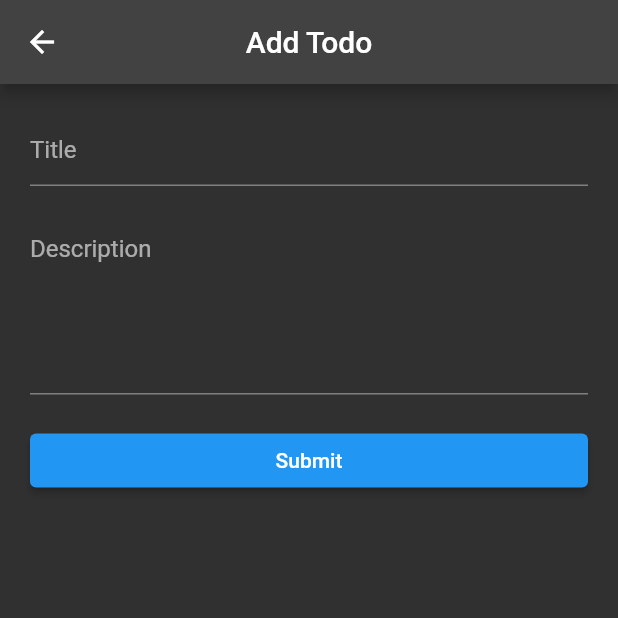
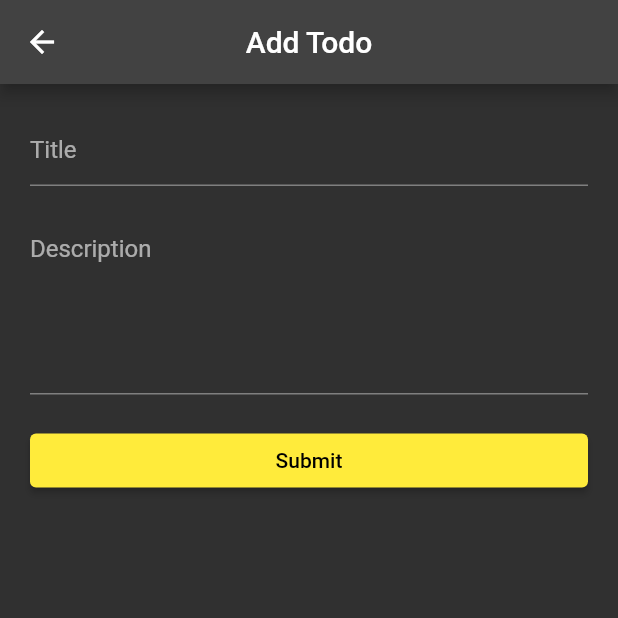
Before and after one commit to ajmalpullooni/todo-app, a Flutter app: the screen it shows after launch, after a tap on "Add Todo", on a phone screen of 412 x 824 dp, the top half of it. Run offline on Flutter 3.47's test engine with Material 2 defaults, Android fonts, the phone set to English and light mode, and no system bars; network calls fail.

Commit message:
the approx final commit

```diff
--- a/lib/screens/add_page.dart
+++ b/lib/screens/add_page.dart
@@ -42,7 +42,7 @@ class _AddTodoPageState extends State<AddTodoPage> {
         children: [
           TextField(
             controller: titlecontroller,
-            decoration: const InputDecoration(hintText: 'Title'),
+            decoration: const InputDecoration(hintText: 'Title',),
           ),
           const SizedBox(
             height: 20,
@@ -60,8 +60,9 @@ class _AddTodoPageState extends State<AddTodoPage> {
             height: 20,
           ),
           ElevatedButton(
+            style: ButtonStyle( backgroundColor: MaterialStateProperty.all(Colors.yellow),),
             onPressed:isEdit?updateData: submitData ,
-            child:  Text(isEdit?'Update' :'Submit'),
+            child:  Text(isEdit?'Update' :'Submit',style:const TextStyle(color: Colors.black),),
           ),
         ],
       ),
@@ -76,7 +77,7 @@ class _AddTodoPageState extends State<AddTodoPage> {
     }
     final id=todo['_id'];
    // final isCompleted=todo['is_completed'];
-     final title = titlecontroller.text;
+    final title = titlecontroller.text;
     final description = descriptioncontroller.text;
 
     final body = {
@@ -95,7 +96,8 @@ class _AddTodoPageState extends State<AddTodoPage> {
       headers: {'Content-Type': 'application/json'},
     );
     if (response.statusCode == 200) {
-
+      titlecontroller.text='';
+      descriptioncontroller.text='';
       successMessage('Updation Success');
     } else {
       errorMessage('Updation Failed');
--- a/lib/screens/todo_list.dart
+++ b/lib/screens/todo_list.dart
@@ -46,12 +46,14 @@ class _TodoListPageState extends State<TodoListPage> {
 
             ),
             child: ListView.builder(
+
               itemCount: items.length,
               padding: const EdgeInsets.all(12),
               itemBuilder: (context, index) {
                 final item = items[index] as Map;
                // final id = item['_id'] as String;
                 return TodoCard(
+
                   deleteById: deleteById,
                   index: index,
                   item: item,
@@ -67,6 +69,7 @@ class _TodoListPageState extends State<TodoListPage> {
         ),
       ),
       floatingActionButton: FloatingActionButton.extended(
+        backgroundColor: Colors.yellow,
         onPressed: naviageteToAddPage,
         label: const Text('Add Todo'),
       ),
--- a/lib/services/todo_service.dart
+++ b/lib/services/todo_service.dart
@@ -11,7 +11,7 @@ class TodoService{
   }
 
   static Future<List?> fetchTodo() async{
-    final url = 'https://api.nstack.in/v1/todos?page=1&limit=10';
+    const url = 'https://api.nstack.in/v1/todos?page=1&limit=10';
     final uri = Uri.parse(url);
     final response = await http.get(uri);
     if (response.statusCode == 200) {
```
Also changed, not shown: lib/widgets/todo_card.dart (+12 -2 lines).
